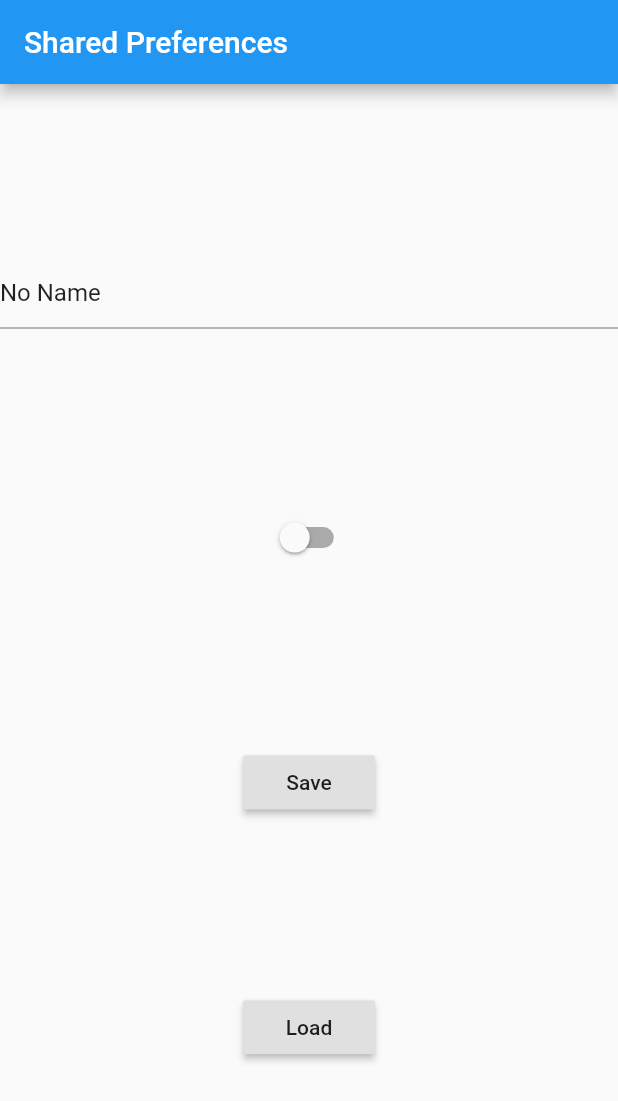
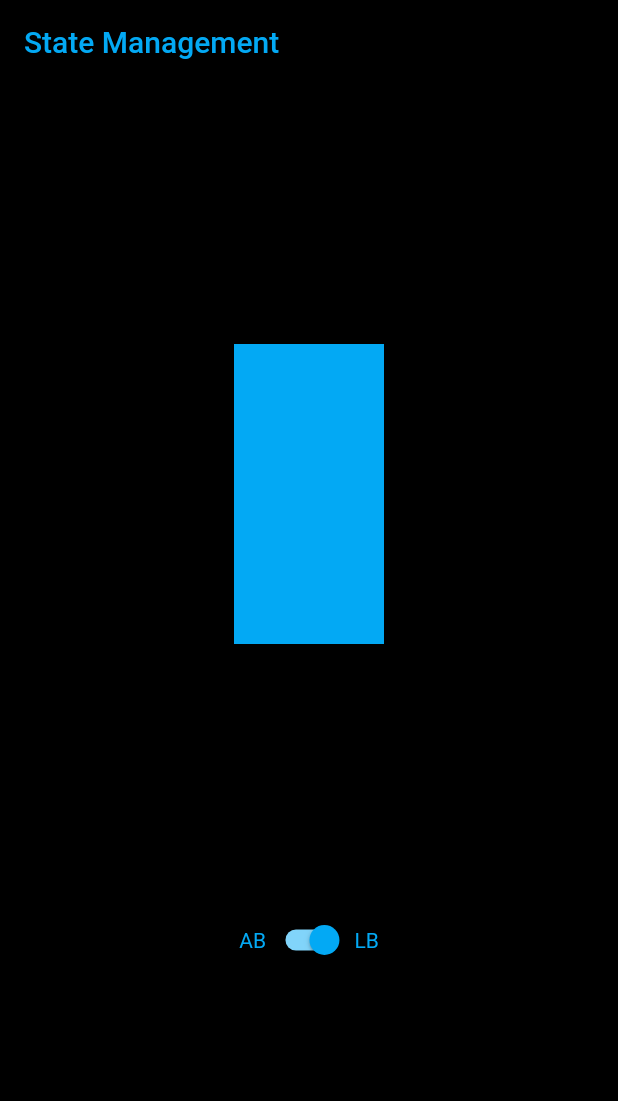
Before and after one commit to rendiwithi/flutter_example, a Flutter app: the screen it shows after launch, on a phone screen of 412 x 824 dp. Shown: the top 1101 px of the screen. Run offline on Flutter 3.47's test engine with Material 2 defaults, Android fonts, the phone set to English and light mode, and no system bars; our stand-ins replace audioplayers, qr_flutter, shared_preferences; missing offline and left inert: qrscan.

Commit message:
besok Uas nak Satu Git aja ya

```diff
--- /dev/null
+++ b/lib/class/application_colors.dart
@@ -0,0 +1,14 @@
+import 'package:flutter/foundation.dart';
+import 'package:flutter/material.dart';
+
+class ApplicationColors with ChangeNotifier {
+  bool _isLB = true;
+  bool get isLB => _isLB;
+  set isLB(bool value){
+    _isLB = value;
+    notifyListeners();
+  }
+
+  Color get color =>(_isLB)? Colors.lightBlue :Colors.amber;
+  Color get trackColor =>(_isLB)? Colors.lightBlue[200] :Colors.amber[200];
+}
--- a/lib/main.dart
+++ b/lib/main.dart
@@ -6,6 +6,7 @@ import 'package:flutter_example/module/postMethodMod.dart';
 import 'package:flutter_example/module/qrGenerator.dart';
 import 'package:flutter_example/module/richTextMod.dart';
 import 'package:flutter_example/module/sharedPreferencesMod.dart';
+import 'package:flutter_example/module/stateManagementMod.dart';
 
 void main() => runApp(MyApp());
 
@@ -22,7 +23,7 @@ class MyApp extends StatelessWidget {
     //   ]);
     return MaterialApp(
       debugShowCheckedModeBanner: false,
-      home: SharedPreferencesMod(),
+      home: StateManagementMod(),
       // home: Scaffold(
       //   appBar: PreferredSize(
       //     preferredSize: Size.fromHeight(300),
--- /dev/null
+++ b/lib/module/stateManagementMod.dart
@@ -0,0 +1,66 @@
+import 'package:flutter/material.dart';
+import 'package:flutter_example/class/application_colors.dart';
+import 'package:provider/provider.dart';
+
+class StateManagementMod extends StatelessWidget {
+  @override
+  Widget build(BuildContext context) {
+    return ChangeNotifierProvider<ApplicationColors>(
+      create: (context) => ApplicationColors(),
+      child: Scaffold(
+        backgroundColor: Colors.black,
+        appBar: AppBar(
+          backgroundColor: Colors.black,
+          title: Consumer<ApplicationColors>(
+            builder: (context, applicationColors, _) => Text(
+              "State Management",
+              style: TextStyle(
+                color: applicationColors.color,
+              ),
+            ),
+          ),
+        ),
+        body: Center(
+          child: Column(
+            mainAxisAlignment: MainAxisAlignment.spaceEvenly,
+            children: [
+              Consumer<ApplicationColors>(
+                builder: (context, applicationColors, _) => AnimatedContainer(
+                  height: 200,
+                  width: 100,
+                  color: applicationColors.color,
+                  duration: Duration(milliseconds: 500),
+                ),
+              ),
+              Row(
+                mainAxisAlignment: MainAxisAlignment.center,
+                children: [
+                  Consumer <ApplicationColors>(
+                          builder: (context, applicationColors, _) => Text(
+                                "AB",
+                                style: TextStyle(color: applicationColors.color),
+                              )),
+                  Consumer<ApplicationColors>(
+                      builder: (context, applicationColors, _) => Switch(
+                          value: applicationColors.isLB,
+                          activeColor: applicationColors.color,
+                          activeTrackColor: applicationColors.trackColor,
+                          inactiveThumbColor: applicationColors.color,
+                          inactiveTrackColor: applicationColors.trackColor,
+                          onChanged: (newValue) {
+                            applicationColors.isLB = newValue;
+                          })),
+                  Consumer <ApplicationColors>(
+                          builder: (context, applicationColors, _) => Text(
+                                "LB",
+                                style: TextStyle(color: applicationColors.color),
+                              )),
+                ],
+              )
+            ],
+          ),
+        ),
+      ),
+    );
+  }
+}
--- a/pubspec.yaml
+++ b/pubspec.yaml
@@ -33,6 +33,7 @@ dependencies:
   qr_flutter: ^2.1.0+55
   audioplayers: ^0.13.0
   shared_preferences: ^0.5.3+4
+  provider: ^3.0.0+1
 
 
 dev_dependencies:
```
Also changed, not shown: pubspec.lock.
